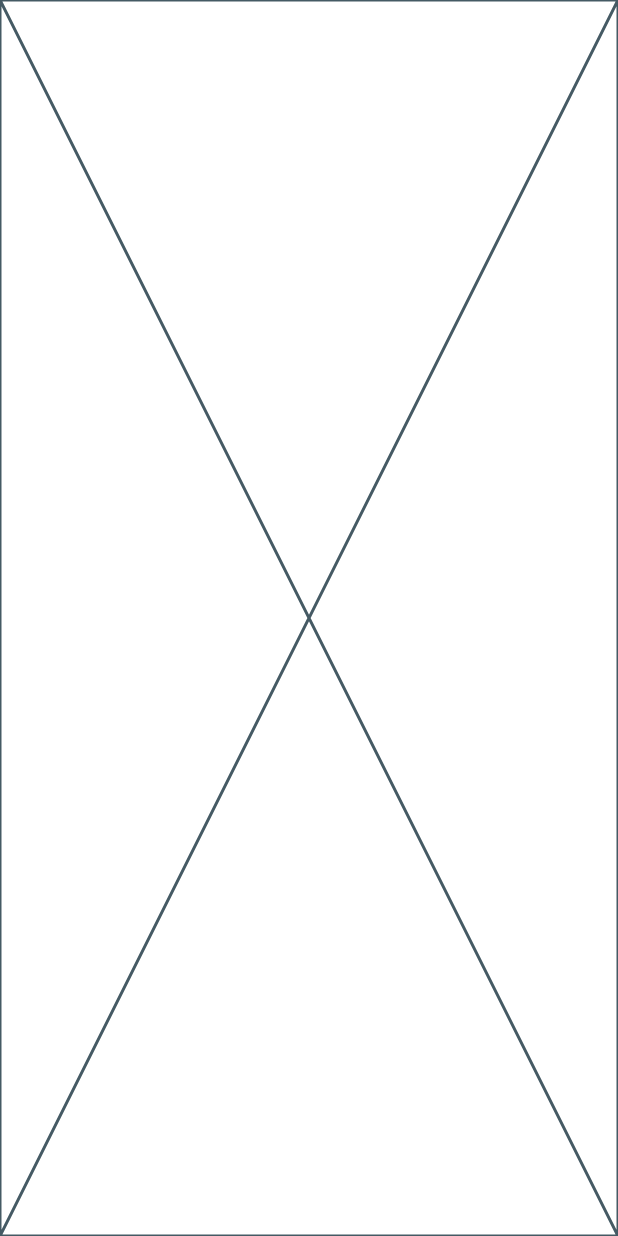
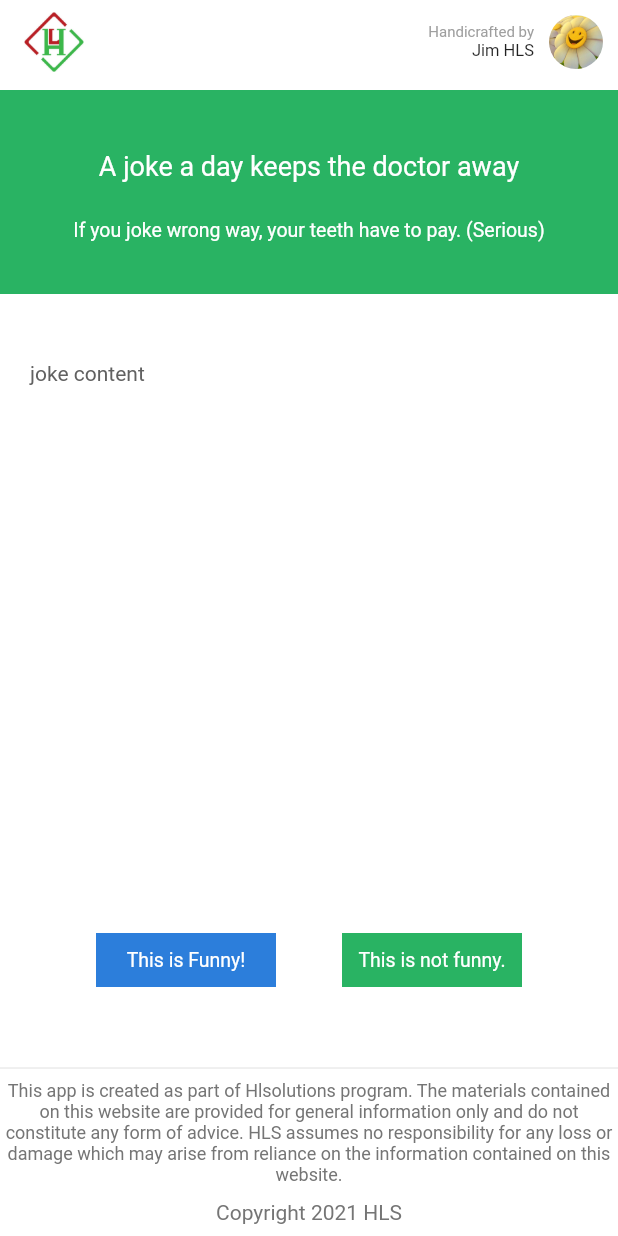
Before and after one commit to quangtuan171/HL_Assignment, a Flutter app: the screen it shows after launch, on a phone screen of 412 x 824 dp. Run offline on Flutter 3.47's test engine with Material 2 defaults, Android fonts, the phone set to English and light mode, and no system bars.

Commit message:
Mobile: UI

```diff
--- /dev/null
+++ b/mobile/lib/home_screen.dart
@@ -0,0 +1,24 @@
+import 'package:flutter/material.dart';
+import 'package:mobile/widgets/banner.dart';
+import 'package:mobile/widgets/content.dart';
+import 'package:mobile/widgets/footer.dart';
+import 'package:mobile/widgets/header.dart';
+
+class HomeScreen extends StatelessWidget {
+  const HomeScreen({super.key});
+
+  @override
+  Widget build(BuildContext context) {
+    return Scaffold(
+      backgroundColor: Colors.white,
+      appBar: AppHeader(),
+      body: Column(
+        children: [
+          AppBanner(),
+          AppContent(),
+          AppFooter(),
+        ],
+      ),
+    );
+  }
+}
--- a/mobile/lib/main.dart
+++ b/mobile/lib/main.dart
@@ -1,4 +1,5 @@
 import 'package:flutter/material.dart';
+import 'package:mobile/home_screen.dart';
 
 void main() {
   runApp(const App());
@@ -9,6 +10,10 @@ class App extends StatelessWidget {
 
   @override
   Widget build(BuildContext context) {
-    return const Placeholder();
+    return const MaterialApp(
+      title: 'HL Assignment',
+      debugShowCheckedModeBanner: false,
+      home: HomeScreen(),
+    );
   }
 }
--- /dev/null
+++ b/mobile/lib/utils.dart
@@ -0,0 +1,6 @@
+import 'dart:ui';
+
+class AppColors {
+  static const primary = Color(0xFF29B363);
+  static const secondary = Color(0xFF2C7EDB);
+}
--- /dev/null
+++ b/mobile/lib/widgets/banner.dart
@@ -0,0 +1,31 @@
+import 'package:flutter/material.dart';
+import 'package:mobile/utils.dart';
+
+class AppBanner extends StatelessWidget {
+  const AppBanner({super.key});
+
+  @override
+  Widget build(BuildContext context) {
+    return Container(
+      width: double.infinity,
+      color: AppColors.primary,
+      child: const Column(
+        mainAxisSize: MainAxisSize.min,
+        crossAxisAlignment: CrossAxisAlignment.center,
+        children: [
+          SizedBox(height: 40),
+          Text(
+            'A joke a day keeps the doctor away',
+            style: TextStyle(fontSize: 18, color: Colors.white),
+          ),
+          SizedBox(height: 25),
+           Text(
+            'If you joke wrong way, your teeth have to pay. (Serious)',
+            style: TextStyle(fontSize: 13, color: Colors.white),
+          ),
+          SizedBox(height: 35),
+        ],
+      ),
+    );
+  }
+}
--- /dev/null
+++ b/mobile/lib/widgets/content.dart
@@ -0,0 +1,61 @@
+import 'package:flutter/material.dart';
+import 'package:mobile/utils.dart';
+
+class AppContent extends StatelessWidget {
+  const AppContent({super.key});
+
+  @override
+  Widget build(BuildContext context) {
+    return Expanded(
+      child: Padding(
+        padding: const EdgeInsets.only(left: 20, right: 20, top: 45, bottom: 40),
+        child: Column(
+          crossAxisAlignment: CrossAxisAlignment.start,
+          children: [
+            Expanded(
+              child: Text(
+                'joke content',
+                style: TextStyle(fontSize: 14, color: Colors.grey[700]),
+              ),
+            ),
+            const SizedBox(height: 20),
+            Row(
+              mainAxisAlignment: MainAxisAlignment.spaceEvenly,
+              children: [
+                _button(
+                  'This is Funny!',
+                  AppColors.secondary,
+                  () {},
+                ),
+                _button(
+                  'This is not funny.',
+                  AppColors.primary,
+                  () {},
+                ),
+              ],
+            ),
+          ],
+        ),
+      ),
+    );
+  }
+
+  Widget _button(String title, Color color, void Function() onPressed) {
+    return SizedBox(
+      width: 120,
+      child: ElevatedButton(
+        onPressed: onPressed,
+        style: ElevatedButton.styleFrom(
+          shape: const RoundedRectangleBorder(borderRadius: BorderRadius.zero),
+          elevation: 0,
+          padding: EdgeInsets.zero,
+          backgroundColor: color,
+        ),
+        child: Text(
+          title,
+          style: const TextStyle(fontSize: 13, color: Colors.white, fontWeight: FontWeight.w400),
+        ),
+      ),
+    );
+  }
+}
--- /dev/null
+++ b/mobile/lib/widgets/footer.dart
@@ -0,0 +1,26 @@
+import 'package:flutter/material.dart';
+
+class AppFooter extends StatelessWidget {
+  const AppFooter({super.key});
+
+  @override
+  Widget build(BuildContext context) {
+    return Column(
+      mainAxisSize: MainAxisSize.min,
+      children: [
+        Divider(color: Colors.grey[300]),
+        Text(
+          'This app is created as part of Hlsolutions program. The materials contained on this website are provided for general information only and do not constitute any form of advice. HLS assumes no responsibility for any loss or damage which may arise from reliance on the information contained on this website.',
+          style: TextStyle(fontSize: 12, color: Colors.grey[600]),
+          textAlign: TextAlign.center,
+        ),
+        const SizedBox(height: 10),
+        Text(
+          'Copyright 2021 HLS',
+          style: TextStyle(fontSize: 14, color: Colors.grey[600]),
+        ),
+        const SizedBox(height: 8),
+      ],
+    );
+  }
+}
--- /dev/null
+++ b/mobile/lib/widgets/header.dart
@@ -0,0 +1,44 @@
+import 'package:flutter/material.dart';
+
+class AppHeader extends StatelessWidget implements PreferredSizeWidget {
+  const AppHeader({super.key});
+
+  @override
+  Size get preferredSize => const Size.fromHeight(60);
+
+  @override
+  Widget build(BuildContext context) {
+    return AppBar(
+      backgroundColor: Colors.white,
+      elevation: 0,
+      title: Image.asset('assets/logo_hl.png', height: 40, width: 40),
+      actions: [
+        Row(
+          mainAxisSize: MainAxisSize.min,
+          children: [
+            Column(
+              mainAxisSize: MainAxisSize.min,
+              crossAxisAlignment: CrossAxisAlignment.end,
+              children: [
+                Text(
+                  'Handicrafted by',
+                  style: TextStyle(fontSize: 10, color: Colors.grey[500]),
+                ),
+                const Text(
+                  'Jim HLS',
+                  style: TextStyle(fontSize: 11, color: Colors.black87),
+                ),
+              ],
+            ),
+            const SizedBox(width: 10),
+            ClipRRect(
+              borderRadius: BorderRadius.circular(100),
+              child: Image.asset('assets/avatar.png', width: 36, height: 36),
+            ),
+            const SizedBox(width: 10),
+          ],
+        ),
+      ],
+    );
+  }
+}
--- a/mobile/pubspec.yaml
+++ b/mobile/pubspec.yaml
@@ -59,9 +59,9 @@ flutter:
   uses-material-design: true
 
   # To add assets to your application, add an assets section, like this:
-  # assets:
-  #   - images/a_dot_burr.jpeg
-  #   - images/a_dot_ham.jpeg
+  assets:
+    - assets/logo_hl.png
+    - assets/avatar.png
 
   # An image asset can refer to one or more resolution-specific "variants", see
   # https://flutter.dev/assets-and-images/#resolution-aware
```
Also changed, not shown: mobile/assets/avatar.png (added), mobile/assets/logo_hl.png (added).
